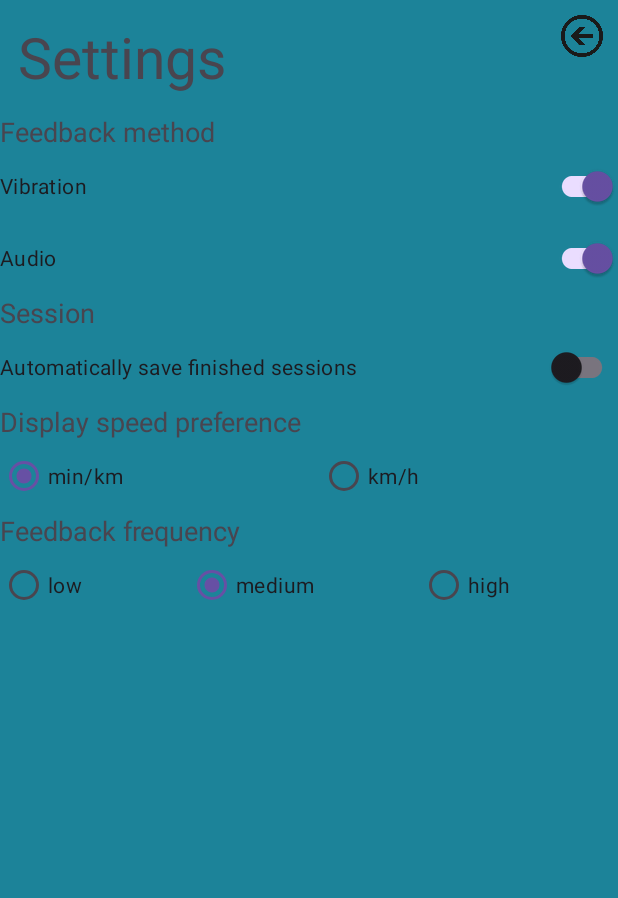
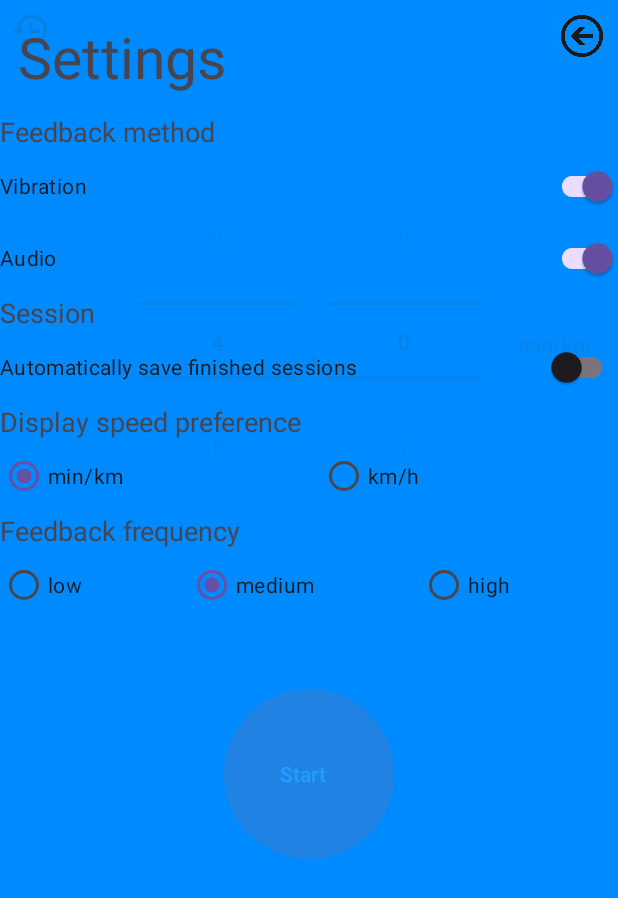
Before and after one commit to Emrik123/PaceKeeper, an Android app: the screen it shows after launch (MainActivity), after a tap on an icon or button, on a phone screen of 412 x 824 dp. Shown: the top 898 px of the screen. Run offline under Robolectric (Android 15) with nearby library versions, the phone set to English and light mode, and no system bars.

Commit message:
color etc

```diff
--- a/app/src/main/java/com/example/pacekeeper/MainActivity.java
+++ b/app/src/main/java/com/example/pacekeeper/MainActivity.java
@@ -1,6 +1,7 @@
 package com.example.pacekeeper;
 
 import android.annotation.SuppressLint;
+import android.app.Activity;
 import android.content.SharedPreferences;
 import android.view.View;
 import android.widget.Button;
@@ -10,11 +11,15 @@ import android.widget.TextView;
 import android.widget.Toast;
 import androidx.appcompat.app.AppCompatActivity;
 import android.os.Bundle;
+
+import androidx.constraintlayout.widget.ConstraintLayout;
+import androidx.fragment.app.Fragment;
 import androidx.fragment.app.FragmentManager;
 import androidx.fragment.app.FragmentTransaction;
 
 public class MainActivity extends AppCompatActivity {
 
+    private Activity mainActivity;
     private SessionManager sessionManager;
     private double speed;
 
@@ -37,6 +42,7 @@ public class MainActivity extends AppCompatActivity {
     @Override
     protected void onCreate(Bundle savedInstanceState) {
         super.onCreate(savedInstanceState);
+        mainActivity = this;
         sessionManager = new SessionManager();
         //FragmentManager fragmentManager = getSupportFragmentManager();
         loadSharedPreferences();
--- a/app/src/main/res/drawable/border.xml
+++ b/app/src/main/res/drawable/border.xml
@@ -1,6 +1,6 @@
 <?xml version="1.0" encoding="utf-8"?>
 <shape xmlns:android="http://schemas.android.com/apk/res/android" android:shape="rectangle">
-    <solid android:color="#009999"/>
+    <solid android:color="#00c6ff"/>
     <stroke android:width="1dp" android:color="#000000" />
     <corners android:radius="8dp" />
 </shape>
--- a/app/src/main/res/layout/fragment_session.xml
+++ b/app/src/main/res/layout/fragment_session.xml
@@ -4,14 +4,14 @@
     xmlns:tools="http://schemas.android.com/tools"
     android:layout_width="match_parent"
     android:layout_height="match_parent"
-    android:background="#D3D3D3">
+    android:background="#008dff">
 
 
     <androidx.constraintlayout.widget.ConstraintLayout
         android:id="@+id/fragment_session"
         android:layout_width="match_parent"
         android:layout_height="wrap_content"
-    android:background="#1C8399"
+        android:background="#008dff"
         tools:context=".MainActivity">
 
 
@@ -19,14 +19,13 @@
             android:id="@+id/return_button"
             android:layout_width="48dp"
             android:layout_height="48dp"
-        android:backgroundTint="#1C8399"
+            android:backgroundTint="#008dff"
             android:scaleType="centerCrop"
             android:src="@drawable/backarrow"
             app:layout_constraintStart_toStartOf="parent"
             app:layout_constraintTop_toTopOf="parent"
 
             />
-
 
 
         <TextView
@@ -36,7 +35,7 @@
             android:fontFamily="sans-serif-black"
             android:text="Sessions"
             android:textAlignment="center"
-        android:textColor="#FFFFFF"
+            android:textColor="#BFFFFFFF"
             android:textSize="34sp"
             app:layout_constraintEnd_toEndOf="parent"
             app:layout_constraintStart_toStartOf="parent"
@@ -47,11 +46,9 @@
             android:id="@+id/session_layout"
             android:layout_width="match_parent"
             android:layout_height="wrap_content"
+            android:background="@drawable/border"
             android:orientation="vertical"
-        app:layout_constraintTop_toBottomOf="@+id/titleSession"
-        android:background="@drawable/border"
-        >
-
+            app:layout_constraintTop_toBottomOf="@+id/titleSession">
 
 
         </LinearLayout>
--- a/app/src/main/res/layout/fragment_settings.xml
+++ b/app/src/main/res/layout/fragment_settings.xml
@@ -1,132 +1,147 @@
 <?xml version="1.0" encoding="utf-8"?>
 <LinearLayout xmlns:android="http://schemas.android.com/apk/res/android"
-              xmlns:app="http://schemas.android.com/apk/res-auto" xmlns:tools="http://schemas.android.com/tools"
+    xmlns:app="http://schemas.android.com/apk/res-auto"
+    xmlns:tools="http://schemas.android.com/tools"
     android:layout_width="match_parent"
     android:layout_height="match_parent"
-              tools:context=".SettingsFragment"
-              android:background="#1C8399"
+    android:background="#DD008DFF"
     android:clickable="true"
-              android:orientation="vertical">
+    android:orientation="vertical"
+    tools:context=".SettingsFragment">
 
 
     <LinearLayout
-            android:orientation="horizontal"
         android:layout_width="match_parent"
-            android:layout_height="wrap_content">
+        android:layout_height="wrap_content"
+        android:orientation="horizontal">
+
         <TextView
+            android:id="@+id/textView2"
+            android:layout_width="wrap_content"
+            android:layout_height="wrap_content"
+            android:layout_weight="1"
             android:padding="12dp"
             android:text="@string/settings_header"
-                android:layout_width="wrap_content"
-                android:layout_height="wrap_content"
-                android:textSize="38sp"
-                android:layout_weight="1"
-                android:id="@+id/textView2"/>
-
+            android:textSize="38sp" />
 
 
         <ImageButton
             android:id="@+id/return_button"
             android:layout_width="48dp"
             android:layout_height="48dp"
-                android:backgroundTint="#1C8399"
+            android:backgroundTint="#AE008DFF"
             android:scaleType="centerCrop"
             android:src="@drawable/backarrow"
             app:layout_constraintStart_toStartOf="parent"
-                app:layout_constraintTop_toTopOf="parent"
-        />
+            app:layout_constraintTop_toTopOf="parent" />
 
     </LinearLayout>
+
     <LinearLayout
-            android:orientation="vertical"
         android:layout_width="match_parent"
-            android:layout_height="match_parent">
+        android:layout_height="match_parent"
+        android:orientation="vertical">
+
         <TextView
-                android:text="@string/feedback_method"
-                android:textSize="18dp"
+            android:id="@+id/textView4"
             android:layout_width="match_parent"
             android:layout_height="wrap_content"
-                android:id="@+id/textView4"/>
+            android:text="@string/feedback_method"
+            android:textSize="18dp" />
+
         <androidx.appcompat.widget.SwitchCompat
-                android:theme="@style/Base.Theme.PaceKeeper"
-                android:text="@string/vibration_settings"
+            android:id="@+id/vibration_switch"
             android:layout_width="match_parent"
             android:layout_height="wrap_content"
             android:minHeight="48dp"
-                android:id="@+id/vibration_switch"/>
+            android:text="@string/vibration_settings"
+            android:theme="@style/Base.Theme.PaceKeeper" />
+
         <androidx.appcompat.widget.SwitchCompat
-                android:theme="@style/Base.Theme.PaceKeeper"
-                android:text="@string/audio_settings"
+            android:id="@+id/audio_switch"
             android:layout_width="match_parent"
             android:layout_height="wrap_content"
             android:minHeight="48dp"
-                android:id="@+id/audio_switch"/>
+            android:text="@string/audio_settings"
+            android:theme="@style/Base.Theme.PaceKeeper" />
+
         <TextView
-                android:text="@string/sessions_textView"
-                android:textSize="18dp"
+            android:id="@+id/sessions_textView"
             android:layout_width="match_parent"
             android:layout_height="wrap_content"
-                android:id="@+id/sessions_textView"/>
+            android:text="@string/sessions_textView"
+            android:textSize="18dp" />
+
         <androidx.appcompat.widget.SwitchCompat
-                android:theme="@style/Base.Theme.PaceKeeper"
-                android:text="@string/autosave_session"
+            android:id="@+id/autosave_switch"
             android:layout_width="match_parent"
             android:layout_height="wrap_content"
             android:minHeight="48dp"
-                android:id="@+id/autosave_switch"/>
+            android:text="@string/autosave_session"
+            android:theme="@style/Base.Theme.PaceKeeper" />
+
         <TextView
-                android:text="@string/display_speed_preference"
-                android:textSize="18dp"
+            android:id="@+id/display_speed_textView"
             android:layout_width="match_parent"
             android:layout_height="wrap_content"
-                android:id="@+id/display_speed_textView"/>
+            android:text="@string/display_speed_preference"
+            android:textSize="18dp" />
+
         <RadioGroup
             android:id="@+id/speed_display_radiogroup"
             android:layout_width="match_parent"
             android:layout_height="wrap_content"
             android:orientation="horizontal">
+
             <RadioButton
-                    android:text="@string/speed_min_km"
+                android:id="@+id/radio_min_km"
                 android:layout_width="wrap_content"
                 android:layout_height="wrap_content"
-                    android:id="@+id/radio_min_km"
-                    android:layout_weight="1"/>
+                android:layout_weight="1"
+                android:text="@string/speed_min_km" />
+
             <RadioButton
-                    android:text="@string/speed_km_h"
+                android:id="@+id/radio_km_h"
                 android:layout_width="wrap_content"
                 android:layout_height="wrap_content"
-                    android:id="@+id/radio_km_h"
-                    android:layout_weight="1"/>
+                android:layout_weight="1"
+                android:text="@string/speed_km_h" />
 
         </RadioGroup>
+
         <TextView
-                android:text="@string/feedback_frequency"
-                android:textSize="18dp"
+            android:id="@+id/feedback_frequency_textView"
             android:layout_width="match_parent"
             android:layout_height="wrap_content"
-                android:id="@+id/feedback_frequency_textView"/>
+            android:text="@string/feedback_frequency"
+            android:textSize="18dp" />
+
         <RadioGroup
             android:id="@+id/feedback_frequency_radiogroup"
             android:layout_width="match_parent"
             android:layout_height="wrap_content"
             android:orientation="horizontal">
+
             <RadioButton
-                    android:text="@string/frequency_low"
+                android:id="@+id/radio_frequency_low"
                 android:layout_width="wrap_content"
                 android:layout_height="wrap_content"
-                    android:id="@+id/radio_frequency_low"
-                    android:layout_weight="1"/>
+                android:layout_weight="1"
+                android:text="@string/frequency_low" />
+
             <RadioButton
-                    android:text="@string/frequency_medium"
+                android:id="@+id/radio_frequency_medium"
                 android:layout_width="wrap_content"
                 android:layout_height="wrap_content"
-                    android:id="@+id/radio_frequency_medium"
-                    android:layout_weight="1"/>
+                android:layout_weight="1"
+                android:text="@string/frequency_medium" />
+
             <RadioButton
-                    android:text="@string/frequency_high"
+                android:id="@+id/radio_frequency_high"
                 android:layout_width="wrap_content"
                 android:layout_height="wrap_content"
-                    android:id="@+id/radio_frequency_high"
-                    android:layout_weight="1"/>
+                android:layout_weight="1"
+                android:text="@string/frequency_high" />
         </RadioGroup>
 
     </LinearLayout>
--- a/app/src/main/res/layout/session_item.xml
+++ b/app/src/main/res/layout/session_item.xml
@@ -5,7 +5,7 @@
     xmlns:tools="http://schemas.android.com/tools"
     android:layout_width="match_parent"
     android:layout_height="match_parent"
-    android:background="#1C8399">
+    >
     <LinearLayout
         android:id="@+id/session_layout"
         android:layout_width="match_parent"
@@ -34,7 +34,7 @@
                 android:layout_width="48dp"
                 android:layout_height="48dp"
                 android:adjustViewBounds="false"
-                android:backgroundTint="#009999"
+                android:backgroundTint="#00c6ff"
                 android:scaleType="centerCrop"
                 android:src="@drawable/expandlogopng" />
 
@@ -59,7 +59,6 @@
             android:visibility="gone"
             android:layout_marginLeft="1dp"
             android:layout_marginRight="1dp"
-            android:background="#009999"
             />
 
         <ImageView
@@ -80,7 +79,6 @@
             android:layout_height="wrap_content"
             android:text="@string/session_comment_title"
             android:textSize="24sp"
-            android:background="#009999"
             android:visibility="gone"
             android:layout_marginLeft="1dp"
             android:layout_marginRight="1dp"/>
```
Lines whose indentation alone changed are shown as unchanged.
